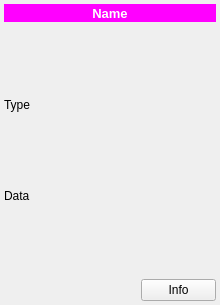
Old version of the form spinetoolbox/ui/subwindow_view.ui in the repository spine-tools/Spine-Toolbox.
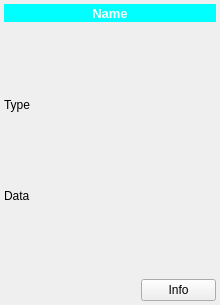
New version of the form.

Commit message: Make item colors consistent with toolbar icons. Make links yellow to improve contrast

```diff
--- a/spinetoolbox/ui/subwindow_view.ui
+++ b/spinetoolbox/ui/subwindow_view.ui
@@ -98,7 +98,7 @@
       </font>
      </property>
      <property name="styleSheet">
-      <string notr="true">background-color: rgb(255, 0, 255);
+      <string notr="true">background-color: rgb(0, 255, 255);
 color: rgb(255, 255, 255);</string>
      </property>
      <property name="text">
```
The commit also changes 16 other files.
